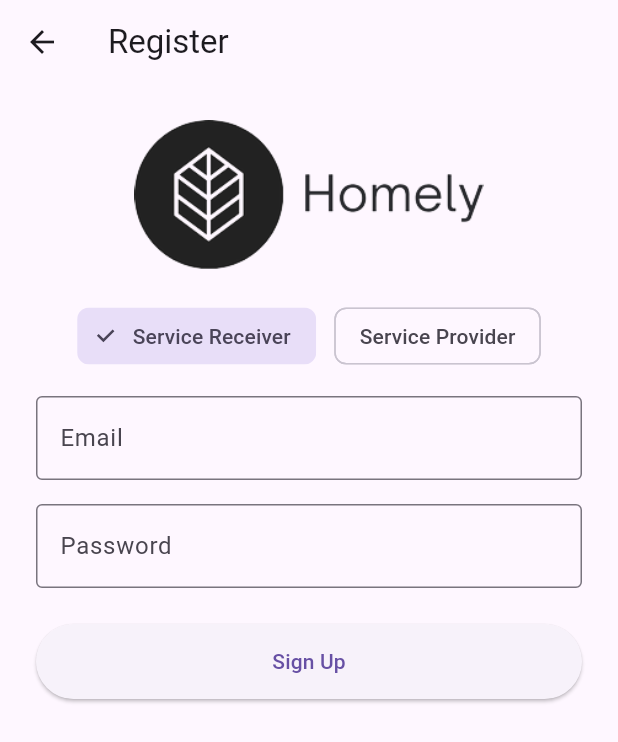
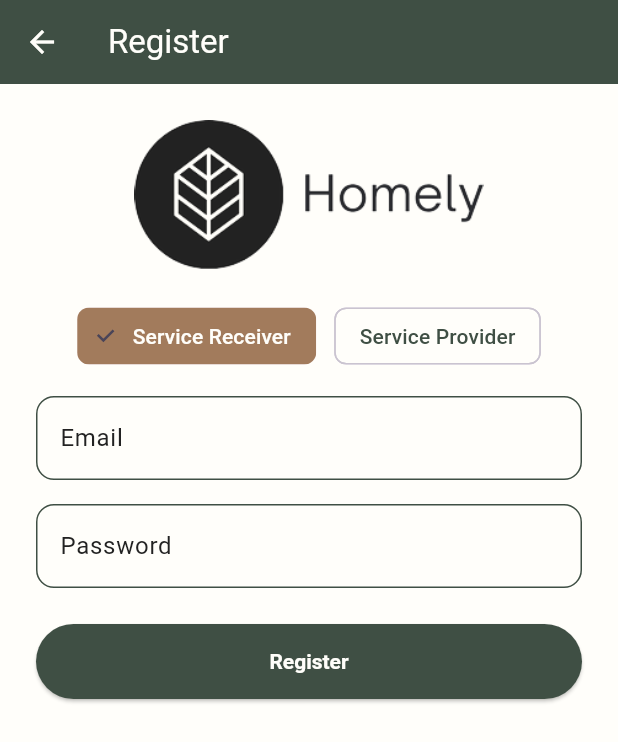
Before and after one commit to AminBihamta/homely, a Flutter app: the RegisterScreen screen opened directly, on a phone screen of 412 x 824 dp. Shown: the top 742 px of the screen. Run offline on Flutter 3.47's test engine with Material 3 defaults, Android fonts, the phone set to English and light mode, and no system bars; our stand-ins replace cloud_firestore, firebase_auth, firebase_core; accounts and stored records are empty.

Commit message:
Enhance register screen UI with improved styling; add color themes, input field borders, and update button text to "Register"

```diff
--- a/lib/screens/register_screen.dart
+++ b/lib/screens/register_screen.dart
@@ -1,6 +1,7 @@
 import 'package:flutter/material.dart';
 import 'package:cloud_firestore/cloud_firestore.dart';
 import '../services/auth_service.dart';
+import '../theme/colors.dart';
 
 class RegisterScreen extends StatefulWidget {
   const RegisterScreen({super.key});
@@ -56,7 +57,12 @@ class _RegisterScreenState extends State<RegisterScreen> {
   @override
   Widget build(BuildContext context) {
     return Scaffold(
-      appBar: AppBar(title: const Text("Register")),
+      backgroundColor: AppColors.background,
+      appBar: AppBar(
+        title: const Text("Register", style: TextStyle(color: AppColors.background)),
+        backgroundColor: AppColors.primary,
+        iconTheme: const IconThemeData(color: AppColors.background),
+      ),
       body: Padding(
         padding: const EdgeInsets.all(24),
         child: Column(
@@ -68,7 +74,6 @@ class _RegisterScreenState extends State<RegisterScreen> {
                 height: 100,
               ),
             ),
-            // Add the switch UI here
             Row(
               mainAxisAlignment: MainAxisAlignment.center,
               children: [
@@ -80,6 +85,11 @@ class _RegisterScreenState extends State<RegisterScreen> {
                       isProvider = false;
                     });
                   },
+                  selectedColor: AppColors.highlight,
+                  backgroundColor: AppColors.background,
+                  labelStyle: TextStyle(
+                    color: !isProvider ? AppColors.background : AppColors.primary,
+                  ),
                 ),
                 const SizedBox(width: 12),
                 ChoiceChip(
@@ -90,6 +100,11 @@ class _RegisterScreenState extends State<RegisterScreen> {
                       isProvider = true;
                     });
                   },
+                  selectedColor: AppColors.highlight,
+                  backgroundColor: AppColors.background,
+                  labelStyle: TextStyle(
+                    color: isProvider ? AppColors.background : AppColors.primary,
+                  ),
                 ),
               ],
             ),
@@ -99,7 +114,19 @@ class _RegisterScreenState extends State<RegisterScreen> {
               decoration: const InputDecoration(
                 labelText: "Email",
                 border: OutlineInputBorder(),
+                labelStyle: TextStyle(color: AppColors.text),
+                enabledBorder: OutlineInputBorder(
+                  borderSide: BorderSide(color: AppColors.primary),
+                  borderRadius: BorderRadius.all(Radius.circular(12)),
+                ),
+                focusedBorder: OutlineInputBorder(
+                  borderSide: BorderSide(color: AppColors.highlight, width: 2),
+                  borderRadius: BorderRadius.all(Radius.circular(12)),
+                ),
+                filled: true,
+                fillColor: AppColors.background,
               ),
+              style: const TextStyle(color: AppColors.text),
             ),
             const SizedBox(height: 16),
             TextField(
@@ -108,16 +135,30 @@ class _RegisterScreenState extends State<RegisterScreen> {
               decoration: const InputDecoration(
                 labelText: "Password",
                 border: OutlineInputBorder(),
+                labelStyle: TextStyle(color: AppColors.text),
+                enabledBorder: OutlineInputBorder(
+                  borderSide: BorderSide(color: AppColors.primary),
+                  borderRadius: BorderRadius.all(Radius.circular(12)),
+                ),
+                focusedBorder: OutlineInputBorder(
+                  borderSide: BorderSide(color: AppColors.highlight, width: 2),
+                  borderRadius: BorderRadius.all(Radius.circular(12)),
+                ),
+                filled: true,
+                fillColor: AppColors.background,
               ),
+              style: const TextStyle(color: AppColors.text),
             ),
-
             const SizedBox(height: 24),
             ElevatedButton(
               onPressed: register,
               style: ElevatedButton.styleFrom(
+                backgroundColor: AppColors.primary,
+                foregroundColor: AppColors.background,
                 minimumSize: const Size.fromHeight(50),
+                textStyle: const TextStyle(fontWeight: FontWeight.bold),
               ),
-              child: const Text("Sign Up"),
+              child: const Text("Register"),
             ),
           ],
         ),
```
